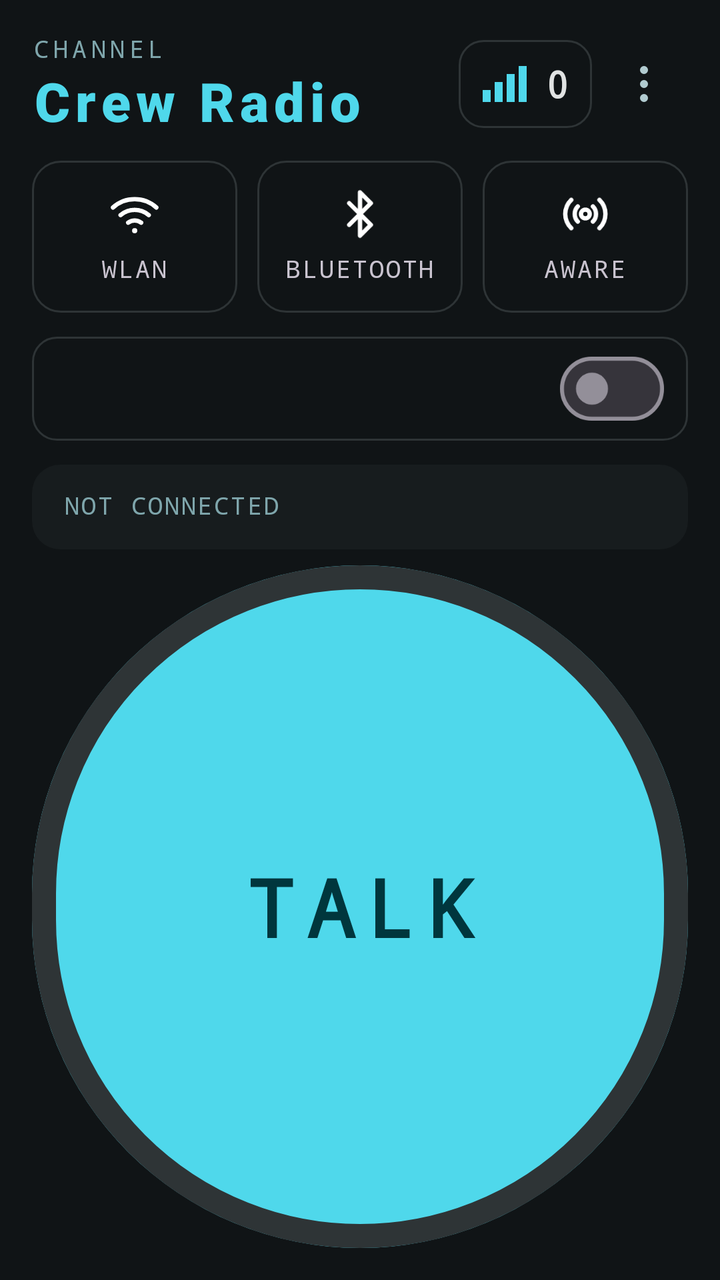
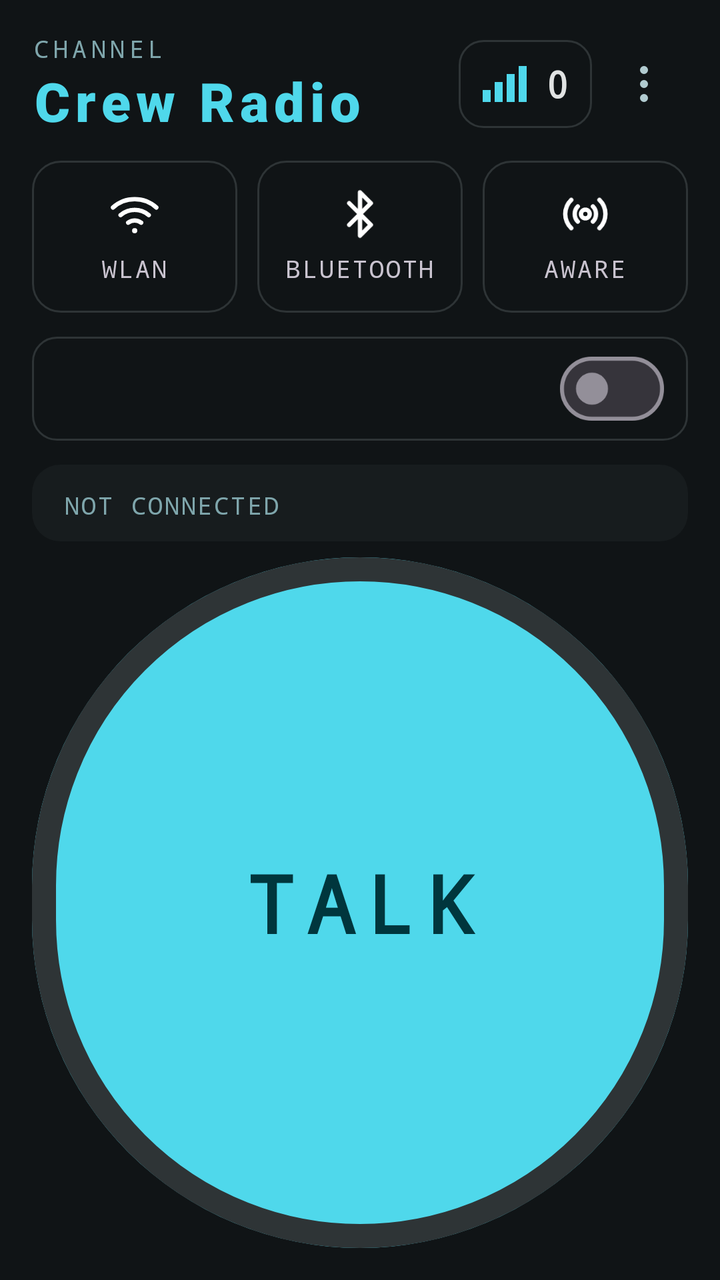

Screens rendered from an Android XML layout before and after an edit, with the pre-edit source and the edit as a unified diff.
<!-- AndroidManifest.xml: application theme Theme.PTT -->
<!-- res/layout/activity_main.xml -->
<?xml version="1.0" encoding="utf-8"?>
<LinearLayout xmlns:android="http://schemas.android.com/apk/res/android"
    xmlns:app="http://schemas.android.com/apk/res-auto"
    android:layout_width="match_parent"
    android:layout_height="match_parent"
    android:orientation="vertical"
    android:background="@color/surface"
    android:padding="16dp">

    
    <LinearLayout
        android:layout_width="match_parent"
        android:layout_height="wrap_content"
        android:orientation="horizontal"
        android:gravity="center_vertical">
        <LinearLayout
            android:layout_width="0dp"
            android:layout_weight="1"
            android:layout_height="wrap_content"
            android:orientation="vertical">
            <TextView
                android:layout_width="wrap_content"
                android:layout_height="wrap_content"
                android:text="@string/crew_channel"
                android:fontFamily="monospace"
                android:letterSpacing="0.18"
                android:textSize="12sp"
                android:textColor="@color/text_teal_dim" />
            <TextView
                android:id="@+id/crewName"
                android:layout_width="wrap_content"
                android:layout_height="wrap_content"
                android:text="@string/app_name"
                android:fontFamily="sans-serif-black"
                android:letterSpacing="0.1"
                android:textSize="27sp"
                android:textColor="@color/primary"
                android:maxLines="1"
                android:ellipsize="end"
                android:layout_marginEnd="8dp" />
        </LinearLayout>
        <LinearLayout
            android:id="@+id/peersBox"
            android:layout_width="wrap_content"
            android:layout_height="44dp"
            android:orientation="horizontal"
            android:gravity="center_vertical"
            android:paddingStart="12dp"
            android:paddingEnd="12dp"
            android:background="@drawable/bg_outline">
            <ImageView
                android:layout_width="22dp"
                android:layout_height="18dp"
                android:src="@drawable/ic_signal"
                app:tint="@color/primary"
                android:contentDescription="@null" />
            <TextView
                android:id="@+id/peerCount"
                android:layout_width="wrap_content"
                android:layout_height="wrap_content"
                android:layout_marginStart="10dp"
                android:text="0"
                android:fontFamily="monospace"
                android:textStyle="bold"
                android:textSize="18sp"
                android:textColor="@color/text" />
        </LinearLayout>
        <ImageButton
            android:id="@+id/menuButton"
            android:layout_width="44dp"
            android:layout_height="44dp"
            android:layout_marginStart="4dp"
            android:src="@drawable/ic_more_vert"
            app:tint="@color/secondary"
            android:background="?attr/selectableItemBackgroundBorderless"
            android:contentDescription="@string/menu_settings" />
    </LinearLayout>

    
    <LinearLayout
        android:layout_width="match_parent"
        android:layout_height="76dp"
        android:layout_marginTop="12dp"
        android:orientation="horizontal">
        <LinearLayout
            android:id="@+id/tileLan"
            android:layout_width="0dp"
            android:layout_weight="1"
            android:layout_height="match_parent"
            android:orientation="vertical"
            android:gravity="center"
            android:background="@drawable/bg_tile_off">
            <ImageView android:id="@+id/tileLanIcon" android:layout_width="26dp" android:layout_height="26dp" android:src="@drawable/ic_wifi" android:contentDescription="@null" />
            <TextView android:id="@+id/tileLanLabel" android:layout_width="wrap_content" android:layout_height="wrap_content" android:layout_marginTop="6dp" android:text="@string/tile_lan" android:fontFamily="monospace" android:letterSpacing="0.08" android:textSize="12sp" />
        </LinearLayout>
        <LinearLayout
            android:id="@+id/tileBt"
            android:layout_width="0dp"
            android:layout_weight="1"
            android:layout_height="match_parent"
            android:layout_marginStart="10dp"
            android:orientation="vertical"
            android:gravity="center"
            android:background="@drawable/bg_tile_off">
            <ImageView android:id="@+id/tileBtIcon" android:layout_width="26dp" android:layout_height="26dp" android:src="@drawable/ic_bluetooth" android:contentDescription="@null" />
            <TextView android:id="@+id/tileBtLabel" android:layout_width="wrap_content" android:layout_height="wrap_content" android:layout_marginTop="6dp" android:text="@string/tile_bt" android:fontFamily="monospace" android:letterSpacing="0.08" android:textSize="12sp" />
        </LinearLayout>
        <LinearLayout
            android:id="@+id/tileAware"
            android:layout_width="0dp"
            android:layout_weight="1"
            android:layout_height="match_parent"
            android:layout_marginStart="10dp"
            android:orientation="vertical"
            android:gravity="center"
            android:background="@drawable/bg_tile_off">
            <ImageView android:id="@+id/tileAwareIcon" android:layout_width="26dp" android:layout_height="26dp" android:src="@drawable/ic_aware" android:contentDescription="@null" />
            <TextView android:id="@+id/tileAwareLabel" android:layout_width="wrap_content" android:layout_height="wrap_content" android:layout_marginTop="6dp" android:text="@string/tile_aware" android:fontFamily="monospace" android:letterSpacing="0.08" android:textSize="12sp" />
        </LinearLayout>
    </LinearLayout>

    
    <TextView
        android:id="@+id/peerButton"
        android:layout_width="match_parent"
        android:layout_height="48dp"
        android:layout_marginTop="12dp"
        android:gravity="center_vertical"
        android:paddingStart="16dp"
        android:paddingEnd="16dp"
        android:fontFamily="monospace"
        android:letterSpacing="0.06"
        android:textSize="13sp"
        android:textColor="@color/secondary"
        android:maxLines="1"
        android:ellipsize="end"
        android:background="@drawable/bg_outline"
        android:visibility="gone" />

    
    <LinearLayout
        android:id="@+id/channelRow"
        android:layout_width="match_parent"
        android:layout_height="52dp"
        android:layout_marginTop="12dp"
        android:orientation="horizontal"
        android:gravity="center_vertical"
        android:paddingStart="16dp"
        android:paddingEnd="12dp"
        android:background="@drawable/bg_outline"
        android:clickable="true"
        android:focusable="true">
        <TextView
            android:id="@+id/channelState"
            android:layout_width="0dp"
            android:layout_weight="1"
            android:layout_height="wrap_content"
            android:fontFamily="monospace"
            android:letterSpacing="0.08"
            android:textSize="13sp"
            android:textColor="@color/text_dim"
            android:maxLines="1"
            android:ellipsize="end" />
        <com.google.android.material.materialswitch.MaterialSwitch
            android:id="@+id/channelSwitch"
            android:layout_width="wrap_content"
            android:layout_height="wrap_content"
            android:layout_marginStart="12dp" />
    </LinearLayout>

    
    <LinearLayout
        android:layout_width="match_parent"
        android:layout_height="wrap_content"
        android:layout_marginTop="12dp"
        android:orientation="vertical"
        android:paddingStart="16dp"
        android:paddingEnd="16dp"
        android:paddingTop="12dp"
        android:paddingBottom="10dp"
        android:background="@drawable/bg_card">
        <LinearLayout
            android:layout_width="match_parent"
            android:layout_height="wrap_content"
            android:orientation="horizontal"
            android:gravity="center_vertical">
            <TextView
                android:id="@+id/status"
                android:layout_width="0dp"
                android:layout_weight="1"
                android:layout_height="wrap_content"
                android:text="@string/status_idle"
                android:fontFamily="monospace"
                android:letterSpacing="0.08"
                android:textSize="12sp"
                android:textColor="@color/text_teal_dim"
                android:maxLines="2"
                android:ellipsize="end" />
            <TextView
                android:id="@+id/aboard"
                android:layout_width="wrap_content"
                android:layout_height="wrap_content"
                android:layout_marginStart="12dp"
                android:fontFamily="monospace"
                android:letterSpacing="0.16"
                android:textSize="12sp"
                android:textColor="@color/text_teal_dim" />
        </LinearLayout>
        <LinearLayout
            android:id="@+id/crewList"
            android:layout_width="match_parent"
            android:layout_height="wrap_content"
            android:layout_marginTop="4dp"
            android:orientation="vertical" />
    </LinearLayout>

    
    <androidx.constraintlayout.widget.ConstraintLayout
        android:id="@+id/talkArea"
        android:layout_width="match_parent"
        android:layout_height="0dp"
        android:layout_weight="1"
        android:layout_marginTop="8dp">
        <com.google.android.material.button.MaterialButton
            android:id="@+id/pttButton"
            android:layout_width="0dp"
            android:layout_height="0dp"
            android:insetTop="0dp"
            android:insetBottom="0dp"
            android:insetLeft="0dp"
            android:insetRight="0dp"
            android:fontFamily="monospace"
            android:textSize="40sp"
            android:letterSpacing="0.14"
            android:textStyle="bold"
            android:textAlignment="center"
            android:text="@string/ptt_talk"
            app:shapeAppearanceOverlay="@style/ShapeAppearance.PTT.Circle"
            app:strokeWidth="12dp"
            app:strokeColor="@color/outline"
            app:backgroundTint="@color/primary"
            android:textColor="@color/on_primary"
            app:layout_constraintTop_toTopOf="parent"
            app:layout_constraintBottom_toBottomOf="parent"
            app:layout_constraintStart_toStartOf="parent"
            app:layout_constraintEnd_toEndOf="parent" />
    </androidx.constraintlayout.widget.ConstraintLayout>
</LinearLayout>
<!-- resources referenced by this layout -->
<resources>
  <color name="on_primary">#00363D</color>
  <color name="outline">#2E3436</color>
  <color name="primary">#4FD8EB</color>
  <color name="secondary">#B1CBD0</color>
  <color name="surface">#101416</color>
  <color name="text">#E1E3E3</color>
  <color name="text_dim">#899294</color>
  <color name="text_teal_dim">#7FA6AC</color>
  <!-- drawable bg_card (drawable) -->
  <?xml version="1.0" encoding="utf-8"?>
  <shape xmlns:android="http://schemas.android.com/apk/res/android" android:shape="rectangle">
      <corners android:radius="14dp" />
      <solid android:color="@color/surface_card" />
  </shape>
  <!-- drawable bg_outline (drawable) -->
  <?xml version="1.0" encoding="utf-8"?>
  <shape xmlns:android="http://schemas.android.com/apk/res/android" android:shape="rectangle">
      <corners android:radius="12dp" />
      <stroke android:width="1dp" android:color="@color/outline" />
      <solid android:color="@android:color/transparent" />
  </shape>
  <!-- drawable bg_tile_off (drawable) -->
  <?xml version="1.0" encoding="utf-8"?>
  <shape xmlns:android="http://schemas.android.com/apk/res/android" android:shape="rectangle">
      <corners android:radius="14dp" />
      <stroke android:width="1dp" android:color="@color/outline" />
      <solid android:color="@android:color/transparent" />
  </shape>
  <!-- drawable ic_bluetooth (drawable) -->
  <?xml version="1.0" encoding="utf-8"?>
  <vector xmlns:android="http://schemas.android.com/apk/res/android"
      android:width="24dp" android:height="24dp" android:viewportWidth="24" android:viewportHeight="24">
      <path android:pathData="M7,7 L17,17 L12,22 L12,2 L17,7 L7,17" android:strokeColor="#FFFFFFFF" android:strokeWidth="2" android:strokeLineCap="round" android:strokeLineJoin="round" android:fillColor="#00000000" />
  </vector>
  <!-- drawable ic_more_vert (drawable) -->
  <?xml version="1.0" encoding="utf-8"?>
  <vector xmlns:android="http://schemas.android.com/apk/res/android"
      android:width="24dp" android:height="24dp" android:viewportWidth="24" android:viewportHeight="24">
      <path android:pathData="M12,3 A2,2 0 1 1 12,7 A2,2 0 1 1 12,3 Z" android:fillColor="#FFFFFFFF" />
      <path android:pathData="M12,10 A2,2 0 1 1 12,14 A2,2 0 1 1 12,10 Z" android:fillColor="#FFFFFFFF" />
      <path android:pathData="M12,17 A2,2 0 1 1 12,21 A2,2 0 1 1 12,17 Z" android:fillColor="#FFFFFFFF" />
  </vector>
  <!-- drawable ic_signal (drawable) -->
  <?xml version="1.0" encoding="utf-8"?>
  <vector xmlns:android="http://schemas.android.com/apk/res/android"
      android:width="22dp" android:height="18dp" android:viewportWidth="22" android:viewportHeight="18">
      <path android:pathData="M0,12 h4 v6 h-4 z" android:fillColor="#FFFFFFFF" />
      <path android:pathData="M6,8 h4 v10 h-4 z" android:fillColor="#FFFFFFFF" />
      <path android:pathData="M12,4 h4 v14 h-4 z" android:fillColor="#FFFFFFFF" />
      <path android:pathData="M18,0 h4 v18 h-4 z" android:fillColor="#FFFFFFFF" />
  </vector>
  <string name="app_name">Crew Radio</string>
  <string name="crew_channel">CHANNEL</string>
  <string name="menu_settings">Settings</string>
  <string name="ptt_talk">TALK</string>
  <string name="status_idle">NOT CONNECTED</string>
  <string name="tile_aware">AWARE</string>
  <string name="tile_bt">BLUETOOTH</string>
  <string name="tile_lan">WLAN</string>
  <style name="ShapeAppearance.PTT.Circle" parent="ShapeAppearance.Material3.Corner.Full">
          <item name="cornerFamily">rounded</item>
          <item name="cornerSize">50%</item>
      </style>
  <color name="surface_card">#171C1E</color>
  <color name="primary_container">#004F58</color>
  <color name="on_primary_container">#97F0FF</color>
  <color name="on_secondary">#1C3439</color>
  <color name="secondary_container">#334B4F</color>
  <color name="on_secondary_container">#CDE7EC</color>
  <color name="error">#FFB4AB</color>
  <color name="on_error">#690005</color>
  <!-- unchanged entries left out for length: 3 -->
</resources>

<!-- the commit's change to res/layout/activity_main.xml (unified diff, before → after) -->
@@ -194,24 +194,22 @@
                 android:letterSpacing="0.08"
                 android:textSize="12sp"
                 android:textColor="@color/text_teal_dim"
-                android:maxLines="2"
+                android:maxLines="1"
                 android:ellipsize="end" />
-            <TextView
-                android:id="@+id/aboard"
-                android:layout_width="wrap_content"
-                android:layout_height="wrap_content"
-                android:layout_marginStart="12dp"
-                android:fontFamily="monospace"
-                android:letterSpacing="0.16"
-                android:textSize="12sp"
-                android:textColor="@color/text_teal_dim" />
-        </LinearLayout>
-        <LinearLayout
-            android:id="@+id/crewList"
+        </LinearLayout>
+        <TextView
+            android:id="@+id/talkingLine"
             android:layout_width="match_parent"
             android:layout_height="wrap_content"
-            android:layout_marginTop="4dp"
-            android:orientation="vertical" />
+            android:layout_marginTop="6dp"
+            android:fontFamily="monospace"
+            android:letterSpacing="0.1"
+            android:textStyle="bold"
+            android:textSize="15sp"
+            android:textColor="@color/talking"
+            android:maxLines="1"
+            android:ellipsize="end"
+            android:visibility="gone" />
     </LinearLayout>
 
     
<!-- resource entries referenced after the edit -->
@@ -5,6 +5,7 @@
   <color name="primary">#4FD8EB</color>
   <color name="secondary">#B1CBD0</color>
   <color name="surface">#101416</color>
+  <color name="talking">#81C784</color>
   <color name="text">#E1E3E3</color>
   <color name="text_dim">#899294</color>
   <color name="text_teal_dim">#7FA6AC</color>
